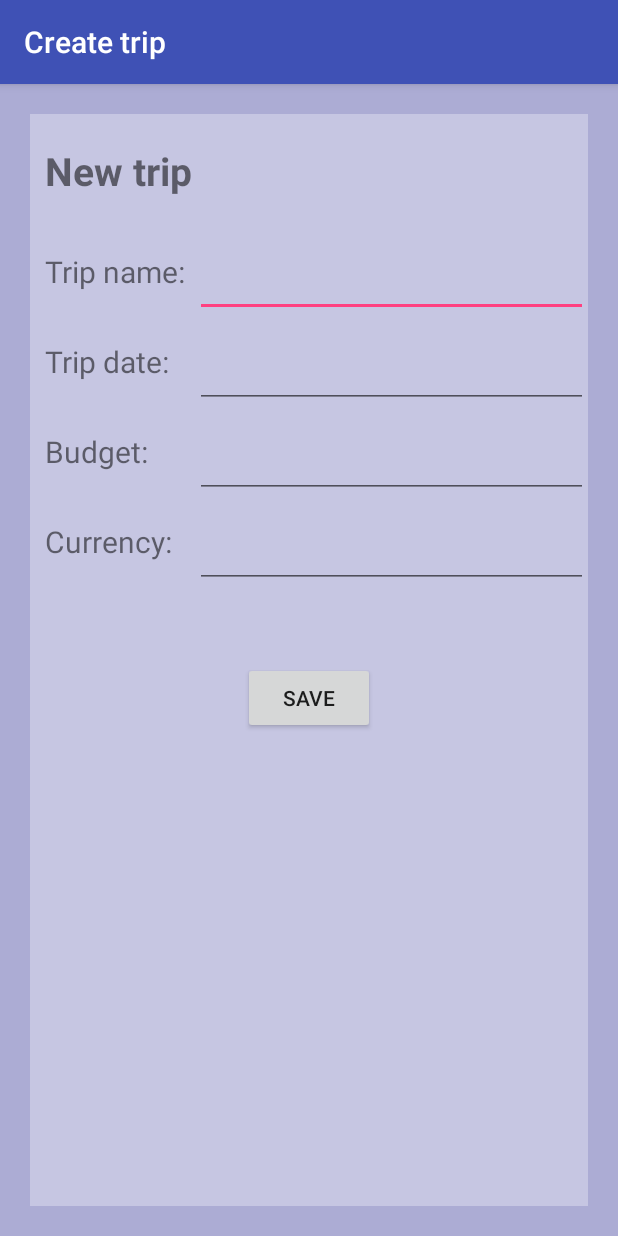
After one commit to MapAppHack/MapApp, an Android app: the CreateTripActivity screen opened directly, with no data from a screen before it, on a phone screen of 412 x 824 dp. The commit adds this screen. Run offline under Robolectric (Android 15) with nearby library versions, the phone set to English and light mode, and no system bars.

Commit message:
Add Create Trip activity

```diff
--- a/app/build.gradle
+++ b/app/build.gradle
@@ -28,6 +28,8 @@ dependencies {
     androidTestImplementation 'com.android.support.test.espresso:espresso-core:3.0.1'
     compile 'com.google.firebase:firebase-core:11.0.4'
     compile 'com.google.firebase:firebase-database:11.0.4'
+    compile "com.android.support:support-core-utils:26.1.0"
+    compile 'com.android.support:design:26.1.0'
     implementation 'com.google.android.gms:play-services-maps:11.0.4'
 }
 apply plugin: 'com.google.gms.google-services'
--- /dev/null
+++ b/app/src/main/res/layout/activity_create_trip.xml
@@ -0,0 +1,128 @@
+<?xml version="1.0" encoding="utf-8"?>
+<android.support.constraint.ConstraintLayout xmlns:android="http://schemas.android.com/apk/res/android"
+    xmlns:app="http://schemas.android.com/apk/res-auto"
+    xmlns:tools="http://schemas.android.com/tools"
+    android:layout_width="match_parent"
+    android:layout_height="match_parent"
+    tools:context="com.hackathon2018.androidacademytlv.mapapp.CreateTripActivity">
+
+    <LinearLayout
+        android:layout_width="match_parent"
+        android:layout_height="match_parent"
+        android:orientation="vertical"
+        android:padding="@dimen/create_trip_padding"
+        android:background="@color/create_trip_all_background"
+        >
+        <LinearLayout
+            android:layout_width="match_parent"
+            android:layout_height="match_parent"
+            android:orientation="vertical"
+            android:background="@color/create_trip_edit_background"
+            >
+            <TextView
+                android:layout_width="@dimen/create_trip_text_width"
+                android:layout_height="wrap_content"
+                android:text="@string/create_trip_new_trip"
+                android:paddingLeft="@dimen/create_trip_edit_padding"
+                android:paddingVertical="@dimen/create_trip_new_trip_padding"
+                android:textSize="@dimen/create_trip_caption_text_size"
+                android:textStyle="bold"/>
+
+            <LinearLayout
+                android:layout_width="match_parent"
+                android:layout_height="@dimen/create_trip_edit_height"
+                android:orientation="horizontal">
+                <TextView
+                    android:layout_width="@dimen/create_trip_text_width"
+                    android:layout_height="match_parent"
+                    android:text="@string/trip_name"
+                    android:gravity="center_vertical"
+                    android:paddingLeft="@dimen/create_trip_edit_padding"
+                    android:textSize="@dimen/create_trip_text_size"/>
+                <EditText
+                    android:layout_width="match_parent"
+                    android:layout_height="@dimen/create_trip_edit_height"
+                    android:paddingHorizontal="@dimen/create_trip_edit_padding"
+                    android:id="@+id/create_trip_title"
+                    android:maxLines="1"
+                    android:inputType="text"
+                    android:textSize="@dimen/create_trip_text_size"
+                    />
+            </LinearLayout>
+            <LinearLayout
+                android:layout_width="match_parent"
+                android:layout_height="@dimen/create_trip_edit_height"
+                android:orientation="horizontal">
+                <TextView
+                    android:layout_width="@dimen/create_trip_text_width"
+                    android:layout_height="match_parent"
+                    android:text="@string/start_date"
+                    android:gravity="center_vertical"
+                    android:paddingLeft="@dimen/create_trip_edit_padding"
+                    android:textSize="@dimen/create_trip_text_size"/>
+                <EditText
+                android:layout_width="match_parent"
+                android:layout_height="@dimen/create_trip_edit_height"
+                android:paddingHorizontal="@dimen/create_trip_edit_padding"
+                android:id="@+id/create_trip_start"
+                android:maxLines="1"
+                android:inputType="none"
+                android:clickable="true"
+                />
+            </LinearLayout>
+            <LinearLayout
+                android:layout_width="match_parent"
+                android:layout_height="@dimen/create_trip_edit_height"
+                android:orientation="horizontal">
+                <TextView
+                    android:layout_width="@dimen/create_trip_text_width"
+                    android:layout_height="match_parent"
+                    android:text="@string/budget"
+                    android:gravity="center_vertical"
+                    android:paddingLeft="@dimen/create_trip_edit_padding"
+                    android:textSize="@dimen/create_trip_text_size"/>
+                <EditText
+                android:layout_width="match_parent"
+                android:layout_height="@dimen/create_trip_edit_height"
+                android:paddingHorizontal="@dimen/create_trip_edit_padding"
+                android:id="@+id/create_trip_budget"
+                android:maxLines="1"
+                android:inputType="numberDecimal"
+                />
+            </LinearLayout>
+            <LinearLayout
+                android:layout_width="match_parent"
+                android:layout_height="@dimen/create_trip_edit_height"
+                android:orientation="horizontal">
+                <TextView
+                    android:layout_width="@dimen/create_trip_text_width"
+                    android:layout_height="match_parent"
+                    android:text="@string/currency"
+                    android:gravity="center_vertical"
+                    android:paddingLeft="@dimen/create_trip_edit_padding"
+                    android:textSize="@dimen/create_trip_text_size"/>
+                <EditText
+                android:layout_width="match_parent"
+                android:layout_height="@dimen/create_trip_edit_height"
+                android:paddingHorizontal="@dimen/create_trip_edit_padding"
+                android:id="@+id/create_trip_currency"
+                android:maxLines="1"
+                android:inputType="text"
+                />
+            </LinearLayout>
+            <Button
+                android:layout_width="wrap_content"
+                android:layout_height="wrap_content"
+                android:layout_gravity="center_horizontal"
+                android:text="@string/create_trip_save"
+                android:layout_marginTop="@dimen/create_trip_button_margin"
+                android:paddingLeft="@dimen/create_trip_button_horizontal_padding"
+                android:paddingRight="@dimen/create_trip_button_horizontal_padding"
+                android:paddingTop="@dimen/create_trip_button_vertical_padding"
+                android:paddingBottom="@dimen/create_trip_button_vertical_padding"
+                android:onClick="onSaveClick"
+                />
+        </LinearLayout>
+
+    </LinearLayout>
+</android.support.constraint.ConstraintLayout>
--- a/app/src/main/res/values/colors.xml
+++ b/app/src/main/res/values/colors.xml
@@ -3,4 +3,6 @@
     <color name="colorPrimary">#3F51B5</color>
     <color name="colorPrimaryDark">#303F9F</color>
     <color name="colorAccent">#FF4081</color>
+    <color name="create_trip_all_background">#50000080</color>
+    <color name="create_trip_edit_background">#50FFFFFF</color>
 </resources>
--- /dev/null
+++ b/app/src/main/res/values/dimens.xml
@@ -0,0 +1,14 @@
+<?xml version="1.0" encoding="utf-8"?>
+<resources>
+    <dimen name="create_trip_edit_height">60dp</dimen>
+    <dimen name="create_trip_padding">20dp</dimen>
+    <dimen name="create_trip_edit_padding">10dp</dimen>
+    <dimen name="fab_margin">16dp</dimen>
+    <dimen name="create_trip_button_margin">50dp</dimen>
+    <dimen name="create_trip_button_horizontal_padding">10dp</dimen>
+    <dimen name="create_trip_button_vertical_padding">0dp</dimen>
+    <dimen name="create_trip_text_size">20sp</dimen>
+    <dimen name="create_trip_caption_text_size">26sp</dimen>
+    <dimen name="create_trip_text_width">110dp</dimen>
+    <dimen name="create_trip_new_trip_padding">20dp</dimen>
+</resources>
--- a/app/src/main/res/values/strings.xml
+++ b/app/src/main/res/values/strings.xml
@@ -1,4 +1,11 @@
 <resources>
     <string name="app_name">MapApp</string>
     <string name="trip_map">Trip Map</string>
+    <string name="trip_name">Trip name:</string>
+    <string name="start_date">Trip date:</string>
+    <string name="budget">Budget:</string>
+    <string name="currency">Currency:</string>
+    <string name="create_trip_caption">Create trip</string>
+    <string name="create_trip_save">SAVE</string>
+    <string name="create_trip_new_trip">New trip</string>
 </resources>
```
Also changed, not shown: app/src/main/AndroidManifest.xml (+8 -0 lines), app/src/main/java/com/hackathon2018/androidacademytlv/mapapp/CreateTripActivity.java (added, +108 -0 lines).
